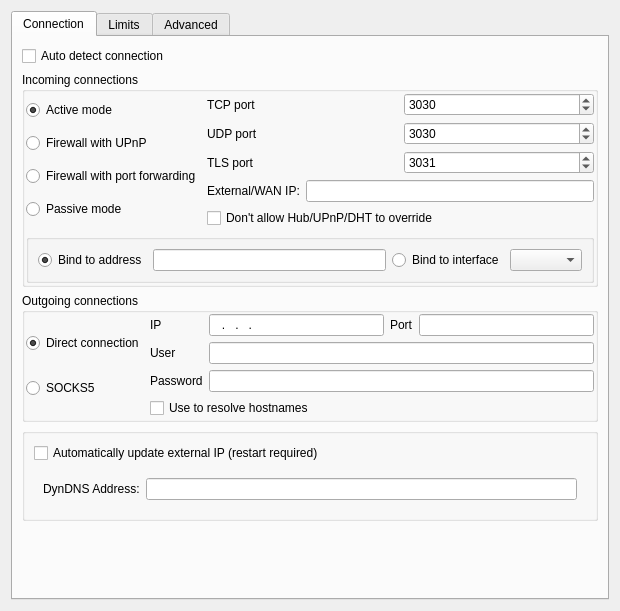
Before: the Qt Designer form eiskaltdcpp-qt/ui/UISettingsConnection.ui in eiskaltdcpp/eiskaltdcpp, drawn with Qt 5.
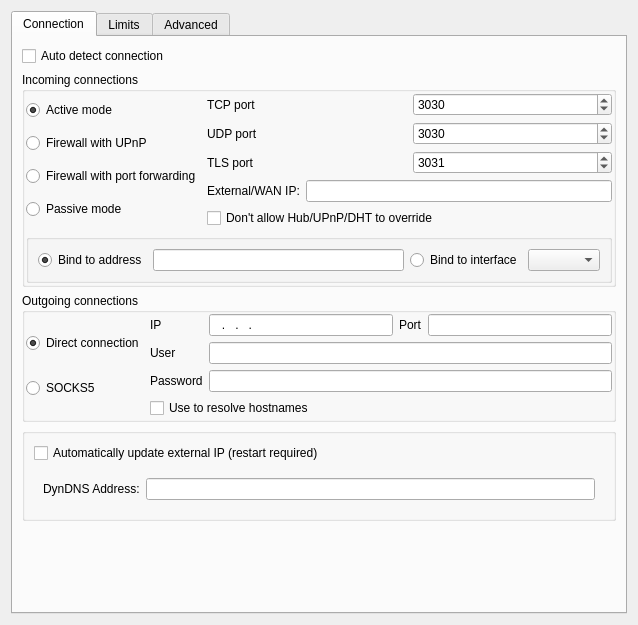
After: the same form once the commit is applied. Custom widgets are drawn as their Qt base class.

```diff
--- a/eiskaltdcpp-qt/ui/UISettingsConnection.ui
+++ b/eiskaltdcpp-qt/ui/UISettingsConnection.ui
@@ -6,8 +6,8 @@
    <rect>
     <x>0</x>
     <y>0</y>
-    <width>620</width>
-    <height>611</height>
+    <width>638</width>
+    <height>625</height>
    </rect>
   </property>
   <property name="windowTitle">
@@ -316,7 +316,7 @@
              <item row="0" column="1">
               <widget class="LineEdit" name="lineEdit_SIP">
                <property name="inputMask">
-                <string>000.000.000.000; </string>
+                <string notr="true">000.000.000.000</string>
                </property>
               </widget>
              </item>
@@ -363,7 +363,7 @@
                 </size>
                </property>
                <property name="inputMask">
-                <string>00000; </string>
+                <string notr="true">00000</string>
                </property>
               </widget>
              </item>
```
Left out of the diff: 79 changed lines with no effect on the pictures.
